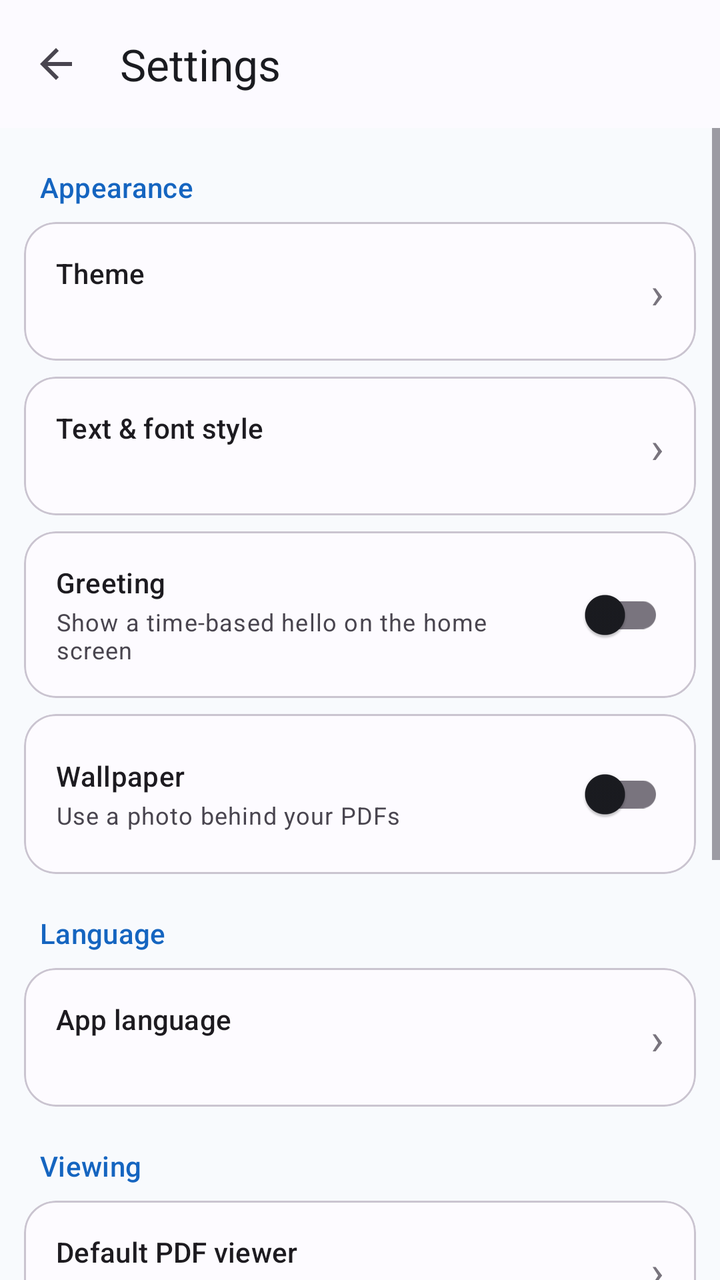
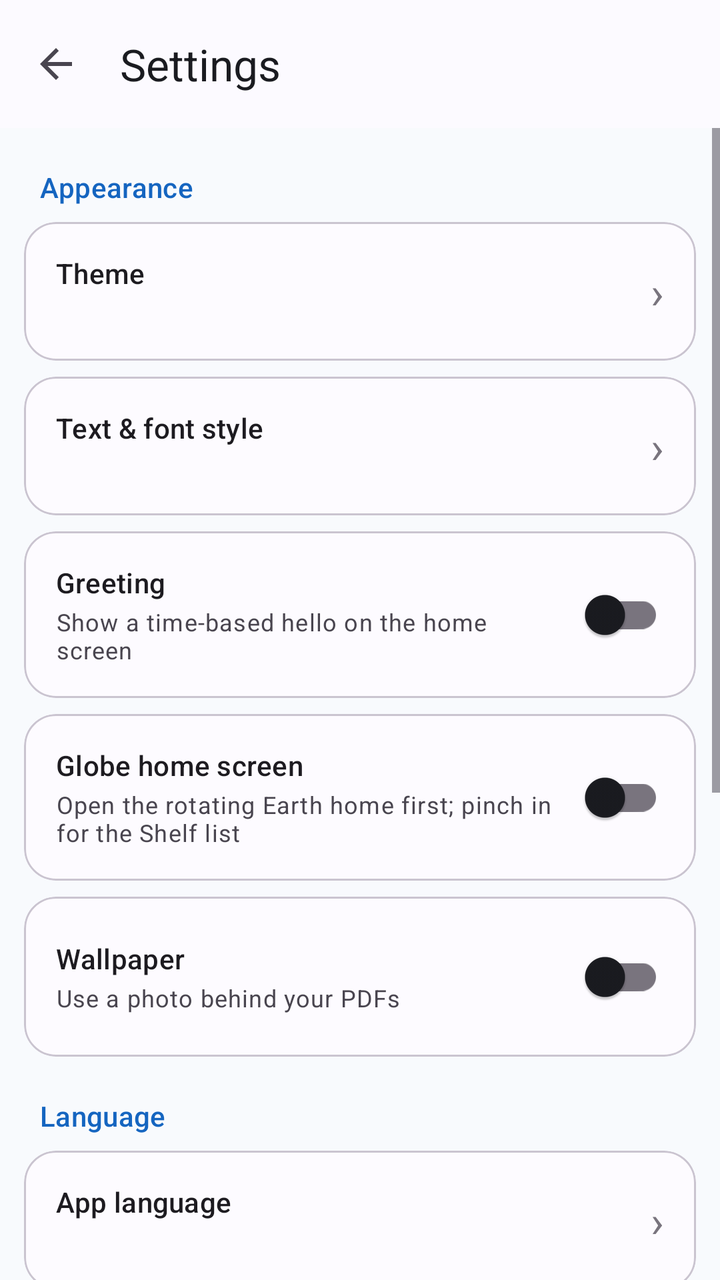

The first picture is an Android layout as it rendered before a commit; the second is the same layout after the commit. The layout source and the unified diff follow.
<!-- AndroidManifest.xml: application theme Theme.ScanWhirl -->
<!-- res/layout/activity_settings.xml -->
<?xml version="1.0" encoding="utf-8"?>
<LinearLayout xmlns:android="http://schemas.android.com/apk/res/android"
    xmlns:app="http://schemas.android.com/apk/res-auto"
    android:layout_width="match_parent"
    android:layout_height="match_parent"
    android:orientation="vertical">

    <com.google.android.material.appbar.AppBarLayout
        android:layout_width="match_parent"
        android:layout_height="wrap_content"
        android:background="@color/sf_appbar">

        <com.google.android.material.appbar.MaterialToolbar
            android:id="@+id/toolbar"
            android:layout_width="match_parent"
            android:layout_height="?attr/actionBarSize"
            app:navigationIcon="?attr/homeAsUpIndicator"
            app:title="@string/settings_title"
            app:titleTextColor="?attr/colorOnSurface" />
    </com.google.android.material.appbar.AppBarLayout>

    <ScrollView
        android:layout_width="match_parent"
        android:layout_height="match_parent"
        android:fillViewport="true">

        <LinearLayout
            android:layout_width="match_parent"
            android:layout_height="wrap_content"
            android:orientation="vertical"
            android:padding="12dp">

            <TextView
                android:layout_width="match_parent"
                android:layout_height="wrap_content"
                android:paddingHorizontal="8dp"
                android:paddingTop="8dp"
                android:paddingBottom="4dp"
                android:text="@string/settings_appearance"
                android:textAppearance="?attr/textAppearanceLabelLarge"
                android:textColor="?attr/colorPrimary" />

            <com.google.android.material.card.MaterialCardView
                android:layout_width="match_parent"
                android:layout_height="wrap_content"
                android:layout_marginVertical="4dp"
                app:cardCornerRadius="16dp"
                app:cardElevation="0dp"
                app:strokeColor="?attr/colorOutlineVariant"
                app:strokeWidth="1dp">

                <LinearLayout
                    android:id="@+id/rowTheme"
                    android:layout_width="match_parent"
                    android:layout_height="wrap_content"
                    android:background="?attr/selectableItemBackground"
                    android:clickable="true"
                    android:focusable="true"
                    android:gravity="center_vertical"
                    android:orientation="horizontal"
                    android:padding="16dp">

                    <LinearLayout
                        android:layout_width="0dp"
                        android:layout_height="wrap_content"
                        android:layout_weight="1"
                        android:orientation="vertical">

                        <TextView
                            android:layout_width="wrap_content"
                            android:layout_height="wrap_content"
                            android:text="@string/settings_theme"
                            android:textAppearance="?attr/textAppearanceTitleSmall" />

                        <TextView
                            android:id="@+id/subTheme"
                            android:layout_width="wrap_content"
                            android:layout_height="wrap_content"
                            android:layout_marginTop="2dp"
                            android:textAppearance="?attr/textAppearanceBodySmall"
                            android:textColor="?android:attr/textColorSecondary" />
                    </LinearLayout>

                    <TextView
                        android:layout_width="wrap_content"
                        android:layout_height="wrap_content"
                        android:text="›"
                        android:textColor="?attr/colorOutline"
                        android:textSize="22sp" />
                </LinearLayout>
            </com.google.android.material.card.MaterialCardView>

            <com.google.android.material.card.MaterialCardView
                android:layout_width="match_parent"
                android:layout_height="wrap_content"
                android:layout_marginVertical="4dp"
                app:cardCornerRadius="16dp"
                app:cardElevation="0dp"
                app:strokeColor="?attr/colorOutlineVariant"
                app:strokeWidth="1dp">

                <LinearLayout
                    android:id="@+id/rowFont"
                    android:layout_width="match_parent"
                    android:layout_height="wrap_content"
                    android:background="?attr/selectableItemBackground"
                    android:clickable="true"
                    android:focusable="true"
                    android:gravity="center_vertical"
                    android:orientation="horizontal"
                    android:padding="16dp">

                    <LinearLayout
                        android:layout_width="0dp"
                        android:layout_height="wrap_content"
                        android:layout_weight="1"
                        android:orientation="vertical">

                        <TextView
                            android:layout_width="wrap_content"
                            android:layout_height="wrap_content"
                            android:text="@string/settings_font"
                            android:textAppearance="?attr/textAppearanceTitleSmall" />

                        <TextView
                            android:id="@+id/subFont"
                            android:layout_width="wrap_content"
                            android:layout_height="wrap_content"
                            android:layout_marginTop="2dp"
                            android:textAppearance="?attr/textAppearanceBodySmall"
                            android:textColor="?android:attr/textColorSecondary" />
                    </LinearLayout>

                    <TextView
                        android:layout_width="wrap_content"
                        android:layout_height="wrap_content"
                        android:text="›"
                        android:textColor="?attr/colorOutline"
                        android:textSize="22sp" />
                </LinearLayout>
            </com.google.android.material.card.MaterialCardView>

            <com.google.android.material.card.MaterialCardView
                android:layout_width="match_parent"
                android:layout_height="wrap_content"
                android:layout_marginVertical="4dp"
                app:cardCornerRadius="16dp"
                app:cardElevation="0dp"
                app:strokeColor="?attr/colorOutlineVariant"
                app:strokeWidth="1dp">

                <LinearLayout
                    android:id="@+id/rowGreeting"
                    android:layout_width="match_parent"
                    android:layout_height="wrap_content"
                    android:background="?attr/selectableItemBackground"
                    android:clickable="true"
                    android:focusable="true"
                    android:gravity="center_vertical"
                    android:orientation="horizontal"
                    android:padding="16dp">

                    <LinearLayout
                        android:layout_width="0dp"
                        android:layout_height="wrap_content"
                        android:layout_weight="1"
                        android:orientation="vertical">

                        <TextView
                            android:layout_width="wrap_content"
                            android:layout_height="wrap_content"
                            android:text="@string/settings_greeting"
                            android:textAppearance="?attr/textAppearanceTitleSmall" />

                        <TextView
                            android:layout_width="wrap_content"
                            android:layout_height="wrap_content"
                            android:layout_marginTop="2dp"
                            android:text="@string/settings_greeting_summary"
                            android:textAppearance="?attr/textAppearanceBodySmall"
                            android:textColor="?android:attr/textColorSecondary" />
                    </LinearLayout>

                    <com.google.android.material.switchmaterial.SwitchMaterial
                        android:id="@+id/switchGreeting"
                        android:layout_width="wrap_content"
                        android:layout_height="wrap_content" />
                </LinearLayout>
            </com.google.android.material.card.MaterialCardView>

            <com.google.android.material.card.MaterialCardView
                android:layout_width="match_parent"
                android:layout_height="wrap_content"
                android:layout_marginVertical="4dp"
                app:cardCornerRadius="16dp"
                app:cardElevation="0dp"
                app:strokeColor="?attr/colorOutlineVariant"
                app:strokeWidth="1dp">

                <LinearLayout
                    android:id="@+id/rowWallpaper"
                    android:layout_width="match_parent"
                    android:layout_height="wrap_content"
                    android:background="?attr/selectableItemBackground"
                    android:clickable="true"
                    android:focusable="true"
                    android:gravity="center_vertical"
                    android:orientation="horizontal"
                    android:padding="16dp">

                    <LinearLayout
                        android:layout_width="0dp"
                        android:layout_height="wrap_content"
                        android:layout_weight="1"
                        android:orientation="vertical">

                        <TextView
                            android:layout_width="wrap_content"
                            android:layout_height="wrap_content"
                            android:text="@string/settings_wallpaper"
                            android:textAppearance="?attr/textAppearanceTitleSmall" />

                        <TextView
                            android:id="@+id/subWallpaper"
                            android:layout_width="wrap_content"
                            android:layout_height="wrap_content"
                            android:layout_marginTop="2dp"
                            android:text="@string/settings_wallpaper_summary"
                            android:textAppearance="?attr/textAppearanceBodySmall"
                            android:textColor="?android:attr/textColorSecondary" />
                    </LinearLayout>

                    <com.google.android.material.switchmaterial.SwitchMaterial
                        android:id="@+id/switchWallpaper"
                        android:layout_width="wrap_content"
                        android:layout_height="wrap_content" />
                </LinearLayout>
            </com.google.android.material.card.MaterialCardView>

            <TextView
                android:layout_width="match_parent"
                android:layout_height="wrap_content"
                android:paddingHorizontal="8dp"
                android:paddingTop="16dp"
                android:paddingBottom="4dp"
                android:text="@string/settings_language_section"
                android:textAppearance="?attr/textAppearanceLabelLarge"
                android:textColor="?attr/colorPrimary" />

            <com.google.android.material.card.MaterialCardView
                android:layout_width="match_parent"
                android:layout_height="wrap_content"
                android:layout_marginVertical="4dp"
                app:cardCornerRadius="16dp"
                app:cardElevation="0dp"
                app:strokeColor="?attr/colorOutlineVariant"
                app:strokeWidth="1dp">

                <LinearLayout
                    android:id="@+id/rowLanguage"
                    android:layout_width="match_parent"
                    android:layout_height="wrap_content"
                    android:background="?attr/selectableItemBackground"
                    android:clickable="true"
                    android:focusable="true"
                    android:gravity="center_vertical"
                    android:orientation="horizontal"
                    android:padding="16dp">

                    <LinearLayout
                        android:layout_width="0dp"
                        android:layout_height="wrap_content"
                        android:layout_weight="1"
                        android:orientation="vertical">

                        <TextView
                            android:layout_width="wrap_content"
                            android:layout_height="wrap_content"
                            android:text="@string/settings_language"
                            android:textAppearance="?attr/textAppearanceTitleSmall" />

                        <TextView
                            android:id="@+id/subLanguage"
                            android:layout_width="wrap_content"
                            android:layout_height="wrap_content"
                            android:layout_marginTop="2dp"
                            android:textAppearance="?attr/textAppearanceBodySmall"
                            android:textColor="?android:attr/textColorSecondary" />
                    </LinearLayout>

                    <TextView
                        android:layout_width="wrap_content"
                        android:layout_height="wrap_content"
                        android:text="›"
                        android:textColor="?attr/colorOutline"
                        android:textSize="22sp" />
                </LinearLayout>
            </com.google.android.material.card.MaterialCardView>

            <TextView
                android:layout_width="match_parent"
                android:layout_height="wrap_content"
                android:paddingHorizontal="8dp"
                android:paddingTop="16dp"
                android:paddingBottom="4dp"
                android:text="@string/settings_viewing"
                android:textAppearance="?attr/textAppearanceLabelLarge"
                android:textColor="?attr/colorPrimary" />

            <com.google.android.material.card.MaterialCardView
                android:layout_width="match_parent"
                android:layout_height="wrap_content"
                android:layout_marginVertical="4dp"
                app:cardCornerRadius="16dp"
                app:cardElevation="0dp"
                app:strokeColor="?attr/colorOutlineVariant"
                app:strokeWidth="1dp">

                <LinearLayout
                    android:id="@+id/rowViewer"
                    android:layout_width="match_parent"
                    android:layout_height="wrap_content"
                    android:background="?attr/selectableItemBackground"
                    android:clickable="true"
                    android:focusable="true"
                    android:gravity="center_vertical"
                    android:orientation="horizontal"
                    android:padding="16dp">

                    <LinearLayout
                        android:layout_width="0dp"
                        android:layout_height="wrap_content"
                        android:layout_weight="1"
                        android:orientation="vertical">

                        <TextView
                            android:layout_width="wrap_content"
                            android:layout_height="wrap_content"
                            android:text="@string/settings_default_viewer"
                            android:textAppearance="?attr/textAppearanceTitleSmall" />

                        <TextView
                            android:id="@+id/subViewer"
                            android:layout_width="wrap_content"
                            android:layout_height="wrap_content"
                            android:layout_marginTop="2dp"
                            android:textAppearance="?attr/textAppearanceBodySmall"
                            android:textColor="?android:attr/textColorSecondary" />
                    </LinearLayout>

                    <TextView
                        android:layout_width="wrap_content"
                        android:layout_height="wrap_content"
                        android:text="›"
                        android:textColor="?attr/colorOutline"
                        android:textSize="22sp" />
                </LinearLayout>
            </com.google.android.material.card.MaterialCardView>

            <com.google.android.material.card.MaterialCardView
                android:layout_width="match_parent"
                android:layout_height="wrap_content"
                android:layout_marginVertical="4dp"
                app:cardCornerRadius="16dp"
                app:cardElevation="0dp"
                app:strokeColor="?attr/colorOutlineVariant"
                app:strokeWidth="1dp">

                <LinearLayout
                    android:id="@+id/rowAutoEnhance"
                    android:layout_width="match_parent"
                    android:layout_height="wrap_content"
                    android:gravity="center_vertical"
                    android:orientation="horizontal"
                    android:padding="16dp">

                    <LinearLayout
                        android:layout_width="0dp"
                        android:layout_height="wrap_content"
                        android:layout_weight="1"
                        android:orientation="vertical">

                        <TextView
                            android:layout_width="wrap_content"
                            android:layout_height="wrap_content"
                            android:text="@string/settings_auto_enhance"
                            android:textAppearance="?attr/textAppearanceTitleSmall" />

                        <TextView
                            android:layout_width="wrap_content"
                            android:layout_height="wrap_content"
                            android:layout_marginTop="2dp"
                            android:text="@string/settings_auto_enhance_summary"
                            android:textAppearance="?attr/textAppearanceBodySmall"
                            android:textColor="?android:attr/textColorSecondary" />
                    </LinearLayout>

                    <com.google.android.material.switchmaterial.SwitchMaterial
                        android:id="@+id/switchAutoEnhance"
                        android:layout_width="wrap_content"
                        android:layout_height="wrap_content" />
                </LinearLayout>
            </com.google.android.material.card.MaterialCardView>

            <TextView
                android:layout_width="match_parent"
                android:layout_height="wrap_content"
                android:paddingHorizontal="8dp"
                android:paddingTop="16dp"
                android:paddingBottom="4dp"
                android:text="@string/settings_about_section"
                android:textAppearance="?attr/textAppearanceLabelLarge"
                android:textColor="?attr/colorPrimary" />

            <com.google.android.material.card.MaterialCardView
                android:layout_width="match_parent"
                android:layout_height="wrap_content"
                android:layout_marginVertical="4dp"
                app:cardCornerRadius="16dp"
                app:cardElevation="0dp"
                app:strokeColor="?attr/colorOutlineVariant"
                app:strokeWidth="1dp">

                <LinearLayout
                    android:id="@+id/rowAbout"
                    android:layout_width="match_parent"
                    android:layout_height="wrap_content"
                    android:background="?attr/selectableItemBackground"
                    android:clickable="true"
                    android:focusable="true"
                    android:gravity="center_vertical"
                    android:orientation="horizontal"
                    android:padding="16dp">

                    <LinearLayout
                        android:layout_width="0dp"
                        android:layout_height="wrap_content"
                        android:layout_weight="1"
                        android:orientation="vertical">

                        <TextView
                            android:layout_width="wrap_content"
                            android:layout_height="wrap_content"
                            android:text="@string/settings_about"
                            android:textAppearance="?attr/textAppearanceTitleSmall" />

                        <TextView
                            android:layout_width="wrap_content"
                            android:layout_height="wrap_content"
                            android:layout_marginTop="2dp"
                            android:text="@string/settings_version"
                            android:textAppearance="?attr/textAppearanceBodySmall"
                            android:textColor="?android:attr/textColorSecondary" />
                    </LinearLayout>

                    <TextView
                        android:layout_width="wrap_content"
                        android:layout_height="wrap_content"
                        android:text="›"
                        android:textColor="?attr/colorOutline"
                        android:textSize="22sp" />
                </LinearLayout>
            </com.google.android.material.card.MaterialCardView>

            <com.google.android.material.card.MaterialCardView
                android:layout_width="match_parent"
                android:layout_height="wrap_content"
                android:layout_marginVertical="4dp"
                app:cardCornerRadius="16dp"
                app:cardElevation="0dp"
                app:strokeColor="?attr/colorOutlineVariant"
                app:strokeWidth="1dp">

                <LinearLayout
                    android:id="@+id/rowPrivacy"
                    android:layout_width="match_parent"
                    android:layout_height="wrap_content"
                    android:background="?attr/selectableItemBackground"
                    android:clickable="true"
                    android:focusable="true"
                    android:gravity="center_vertical"
                    android:orientation="horizontal"
                    android:padding="16dp">

                    <LinearLayout
                        android:layout_width="0dp"
                        android:layout_height="wrap_content"
                        android:layout_weight="1"
                        android:orientation="vertical">

                        <TextView
                            android:layout_width="wrap_content"
                            android:layout_height="wrap_content"
                            android:text="@string/settings_privacy"
                            android:textAppearance="?attr/textAppearanceTitleSmall" />

                        <TextView
                            android:layout_width="wrap_content"
                            android:layout_height="wrap_content"
                            android:layout_marginTop="2dp"
                            android:text="@string/settings_privacy_summary"
                            android:textAppearance="?attr/textAppearanceBodySmall"
                            android:textColor="?android:attr/textColorSecondary" />
                    </LinearLayout>

                    <TextView
                        android:layout_width="wrap_content"
                        android:layout_height="wrap_content"
                        android:text="›"
                        android:textColor="?attr/colorOutline"
                        android:textSize="22sp" />
                </LinearLayout>
            </com.google.android.material.card.MaterialCardView>
        </LinearLayout>
    </ScrollView>
</LinearLayout>
<!-- resources referenced by this layout -->
<resources>
  <color name="sf_appbar">#E6FDFBFF</color>
  <string name="settings_about">About ScanWhirl</string>
  <string name="settings_about_section">About</string>
  <string name="settings_appearance">Appearance</string>
  <string name="settings_auto_enhance">Auto enhance scans</string>
  <string name="settings_auto_enhance_summary">Google processing is on when this is on. Off gives a fast, original-looking scan.</string>
  <string name="settings_default_viewer">Default PDF viewer</string>
  <string name="settings_font">Text &amp; font style</string>
  <string name="settings_greeting">Greeting</string>
  <string name="settings_greeting_summary">Show a time-based hello on the home screen</string>
  <string name="settings_language">App language</string>
  <string name="settings_language_section">Language</string>
  <string name="settings_privacy">Privacy policy</string>
  <string name="settings_privacy_summary">Opens the policy in your browser</string>
  <string name="settings_theme">Theme</string>
  <string name="settings_title">Settings</string>
  <string name="settings_version">Version and details</string>
  <string name="settings_viewing">Viewing</string>
  <string name="settings_wallpaper">Wallpaper</string>
  <string name="settings_wallpaper_summary">Use a photo behind your PDFs</string>
  <style name="Theme.ScanWhirl" parent="Theme.Material3.DayNight.NoActionBar">
          <item name="colorPrimary">@color/sf_primary</item>
          <item name="colorOnPrimary">@color/sf_on_primary</item>
          <item name="colorPrimaryContainer">@color/sf_primary_container</item>
          <item name="colorOnPrimaryContainer">@color/sf_on_primary_container</item>
          <item name="colorSecondaryContainer">@color/sf_secondary_container</item>
          <item name="colorOnSecondaryContainer">@color/sf_on_secondary_container</item>
          <item name="android:colorBackground">@color/sf_background</item>
          <item name="colorSurface">@color/sf_surface</item>
          <item name="colorOnSurface">@color/sf_on_surface</item>
          <item name="colorSurfaceContainer">@color/sf_surface</item>
          <item name="android:statusBarColor">@color/sf_surface</item>
          <item name="android:navigationBarColor">@color/sf_background</item>
          <item name="android:windowLightStatusBar">true</item>
      </style>
  <color name="sf_primary">#1565C0</color>
  <color name="sf_on_primary">#FFFFFF</color>
  <color name="sf_primary_container">#D6E3FF</color>
  <color name="sf_on_primary_container">#001B3F</color>
  <color name="sf_secondary_container">#DDE7FF</color>
  <color name="sf_on_secondary_container">#001B41</color>
  <color name="sf_background">#F8FAFD</color>
  <color name="sf_surface">#FDFBFF</color>
  <color name="sf_on_surface">#1A1B20</color>
</resources>

<!-- the commit's change to res/layout/activity_settings.xml (unified diff, before → after) -->
@@ -198,6 +198,51 @@
                 app:strokeWidth="1dp">
 
                 <LinearLayout
+                    android:layout_width="match_parent"
+                    android:layout_height="wrap_content"
+                    android:background="?attr/selectableItemBackground"
+                    android:gravity="center_vertical"
+                    android:orientation="horizontal"
+                    android:padding="16dp">
+
+                    <LinearLayout
+                        android:layout_width="0dp"
+                        android:layout_height="wrap_content"
+                        android:layout_weight="1"
+                        android:orientation="vertical">
+
+                        <TextView
+                            android:layout_width="wrap_content"
+                            android:layout_height="wrap_content"
+                            android:text="@string/settings_globe_home"
+                            android:textAppearance="?attr/textAppearanceTitleSmall" />
+
+                        <TextView
+                            android:layout_width="wrap_content"
+                            android:layout_height="wrap_content"
+                            android:layout_marginTop="2dp"
+                            android:text="@string/settings_globe_home_summary"
+                            android:textAppearance="?attr/textAppearanceBodySmall"
+                            android:textColor="?android:attr/textColorSecondary" />
+                    </LinearLayout>
+
+                    <com.google.android.material.switchmaterial.SwitchMaterial
+                        android:id="@+id/switchGlobeHome"
+                        android:layout_width="wrap_content"
+                        android:layout_height="wrap_content" />
+                </LinearLayout>
+            </com.google.android.material.card.MaterialCardView>
+
+            <com.google.android.material.card.MaterialCardView
+                android:layout_width="match_parent"
+                android:layout_height="wrap_content"
+                android:layout_marginVertical="4dp"
+                app:cardCornerRadius="16dp"
+                app:cardElevation="0dp"
+                app:strokeColor="?attr/colorOutlineVariant"
+                app:strokeWidth="1dp">
+
+                <LinearLayout
                     android:id="@+id/rowWallpaper"
                     android:layout_width="match_parent"
                     android:layout_height="wrap_content"
<!-- resource entries referenced after the edit -->
@@ -8,6 +8,8 @@
   <string name="settings_auto_enhance_summary">Google processing is on when this is on. Off gives a fast, original-looking scan.</string>
   <string name="settings_default_viewer">Default PDF viewer</string>
   <string name="settings_font">Text &amp; font style</string>
+  <string name="settings_globe_home">Globe home screen</string>
+  <string name="settings_globe_home_summary">Open the rotating Earth home first; pinch in for the Shelf list</string>
   <string name="settings_greeting">Greeting</string>
   <string name="settings_greeting_summary">Show a time-based hello on the home screen</string>
   <string name="settings_language">App language</string>
